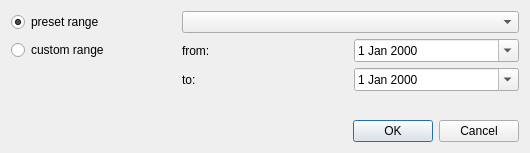
Qt form src/dontpanik/kpart/core/ui/kreportrangedialog.ui (frankHa/dontpanic) before a commit.
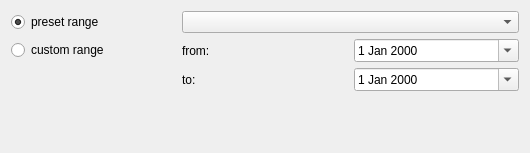
The same form after that commit.

Commit message: -switched all dialogs over to kdialog

The edit to the form file:
```diff
--- a/src/dontpanik/kpart/core/ui/kreportrangedialog.ui
+++ b/src/dontpanik/kpart/core/ui/kreportrangedialog.ui
@@ -1,7 +1,7 @@
 <?xml version="1.0" encoding="UTF-8"?>
 <ui version="4.0">
  <class>KReportRangeDialog</class>
- <widget class="QDialog" name="KReportRangeDialog">
+ <widget class="QWidget" name="KReportRangeDialog">
   <property name="geometry">
    <rect>
     <x>0</x>
@@ -79,16 +79,6 @@
      </property>
     </spacer>
    </item>
-   <item>
-    <widget class="QDialogButtonBox" name="buttonBox">
-     <property name="orientation">
-      <enum>Qt::Horizontal</enum>
-     </property>
-     <property name="standardButtons">
-      <set>QDialogButtonBox::Cancel|QDialogButtonBox::Ok</set>
-     </property>
-    </widget>
-   </item>
   </layout>
  </widget>
  <resources/>
```
The commit also changes 25 other files.
